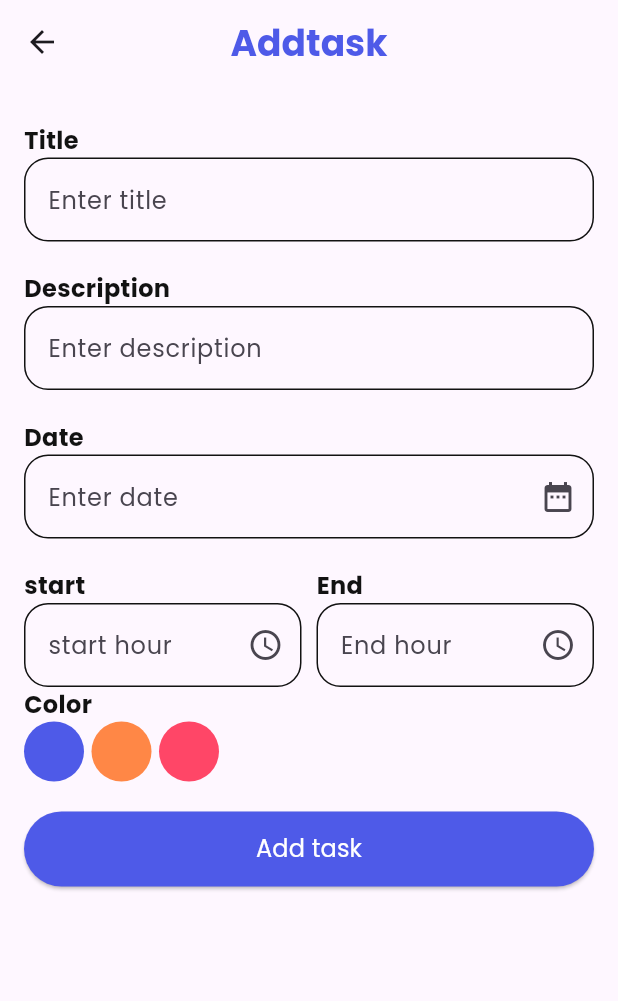
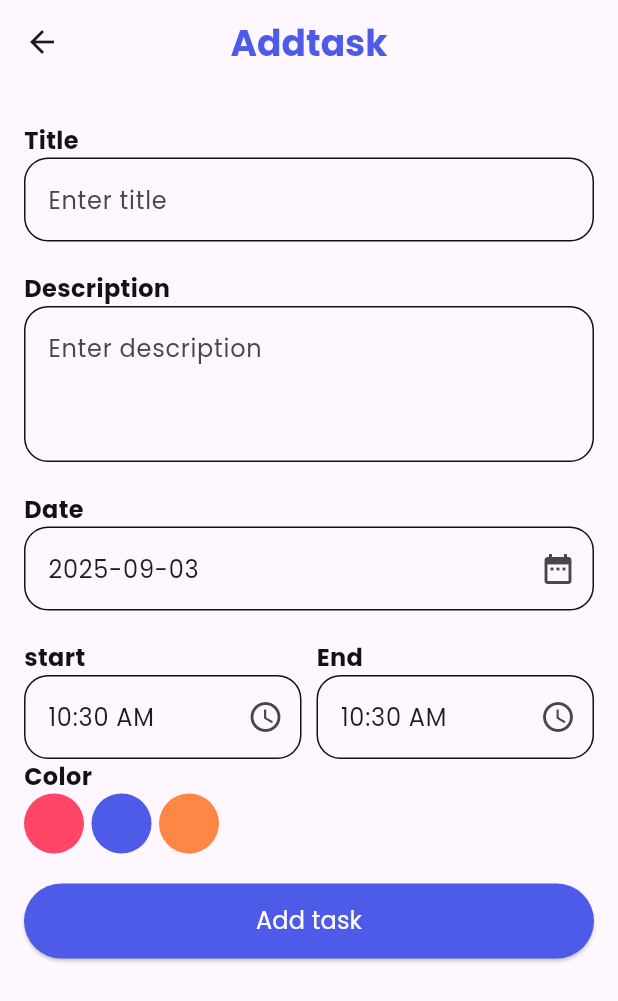
Before and after one commit to mostafa2026-code/taskati, a Flutter app: the Addtask screen opened directly, on a phone screen of 412 x 824 dp. Shown: the top 1001 px of the screen. Run offline on Flutter 3.47's test engine with Material 3 defaults, Android fonts, the light colour scheme and no system bars; our stand-ins replace gap, hive, hive_flutter, image_picker, lottie; accounts and stored records are empty.

Commit message:
session 3 septemper

```diff
--- a/lib/features/addtask/addtask.dart
+++ b/lib/features/addtask/addtask.dart
@@ -2,6 +2,7 @@ import 'package:flutter/material.dart';
 import 'package:gap/gap.dart';
 import 'package:taskaty/core/colors/colors.dart';
 import 'package:taskaty/features/addtask/widgets.dart';
+import 'package:intl/intl.dart';
 
 class Addtask extends StatefulWidget {
   const Addtask({super.key});
@@ -12,28 +13,38 @@ class Addtask extends StatefulWidget {
 
 class _AddtaskState extends State<Addtask> {
   late final String title;
-  final TextEditingController titlecon = TextEditingController();
+  TextEditingController titlecon = TextEditingController();
 
   late final String description;
-  final TextEditingController descriptioncon = TextEditingController();
+  TextEditingController descriptioncon = TextEditingController();
 
   late final String date;
-  final TextEditingController datecon = TextEditingController();
+  TextEditingController datecon = TextEditingController(
+    text: DateFormat("yyyy-MM-dd").format(DateTime.now()),
+  );
 
   late final String start;
-  final TextEditingController startcon = TextEditingController();
+  TextEditingController startcon = TextEditingController(
+    text: DateFormat("hh:mm a").format(DateTime.now()),
+  );
 
   late final String end;
-  final TextEditingController endcon = TextEditingController();
+  TextEditingController endcon = TextEditingController(
+    text: DateFormat("hh:mm a").format(DateTime.now()),
+  );
+
+  List<Color> colors = [
+    TaColors().red,
+    TaColors().blue,
+    TaColors().orange,
+    TaColors().grey,
+  ];
+  int? currentindex;
 
   @override
   Widget build(BuildContext context) {
     return Scaffold(
-      appBar: AppBar(
-        leading: IconButton(onPressed: () {}, icon: Icon(Icons.arrow_back)),
-        title: Tasktext("Addtask").headine(),
-        centerTitle: true,
-      ),
+      appBar: AppBar(title: Tasktext("Addtask").headine(), centerTitle: true),
       body: Padding(
         padding: const EdgeInsets.all(16),
         child: SingleChildScrollView(
@@ -41,27 +52,39 @@ class _AddtaskState extends State<Addtask> {
             crossAxisAlignment: CrossAxisAlignment.start,
             mainAxisAlignment: MainAxisAlignment.center,
             children: [
-              Gap(10),
+              const Gap(10),
               Tasktext("Title").medboldblack(),
               textform(title: "Enter title", controllor: titlecon),
-              Gap(20),
+              const Gap(20),
               Tasktext("Description").medboldblack(),
               textform(
                 title: "Enter description",
-                maxline: 5,
+                maxline: 3,
                 controllor: descriptioncon,
               ),
-              Gap(20),
+              const Gap(20),
               Tasktext("Date").medboldblack(),
               textform(
+                readonly: true,
+                ontap: () async {
+                  dynamic selecteddate = await showDatePicker(
+                    context: context,
+                    firstDate: DateTime.now(),
+                    lastDate: DateTime(2070),
+                    initialDate: DateTime.now()
+                  );
+                  if (selecteddate != null) {
+                    selecteddate = DateFormat(
+                      "yyyy-MM-dd",
+                    ).format(selecteddate);
+                    datecon.text = selecteddate;
+                  }
+                },
                 title: "Enter date",
-                suffix: IconButton(
-                  onPressed: () {},
-                  icon: Icon(Icons.date_range),
-                ),
+                suffix: Icon(Icons.date_range),
                 controllor: datecon,
               ),
-              Gap(20),
+              const Gap(20),
               Row(
                 children: [
                   Expanded(
@@ -75,15 +98,30 @@ class _AddtaskState extends State<Addtask> {
               ),
               Tasktext("Color").medboldblack(),
               Row(
-                children: [
-                  Colorcontainer(color: TaColors().blue),
-                  Gap(5),
-                  Colorcontainer(color: TaColors().orange),
-                  Gap(5),
-                  Colorcontainer(color: TaColors().red),
-                ],
+                children: List.generate(3, (index) {
+                  return Row(
+                    children: [
+                      GestureDetector(
+                        onTap: () {
+                          setState(() {
+                            currentindex = index;
+                          });
+                        },
+
+                        child: CircleAvatar(
+                          backgroundColor: colors[index],
+                          child: currentindex == index
+                              ? Icon(Icons.check, color: TaColors().white)
+                              : null,
+                          radius: currentindex == index ? 30 : 20,
+                        ),
+                      ),
+                      const Gap(5),
+                    ],
+                  );
+                }),
               ),
-              Gap(20),
+              const Gap(20),
               Mainbuttom(
                 title: "Add task",
                 ontap: () {
@@ -94,6 +132,8 @@ class _AddtaskState extends State<Addtask> {
                   end = endcon.text;
                 },
               ),
+
+              SafeArea(child: Gap(100)),
             ],
           ),
         ),
@@ -101,34 +141,3 @@ class _AddtaskState extends State<Addtask> {
     );
   }
 }
-
-class Colorcontainer extends StatefulWidget {
-  final Color color;
-  bool clicked = false;
-  Colorcontainer({super.key, required this.color});
-
-  @override
-  State<Colorcontainer> createState() => _ColorcontainerState();
-}
-
-class _ColorcontainerState extends State<Colorcontainer> {
-  @override
-  Widget build(BuildContext context) {
-    return GestureDetector(
-      onTap: () {
-        setState(() {
-          widget.clicked = true;
-        });
-      },
-      child: Container(
-        height: widget.clicked ? 50 : 40,
-        width: widget.clicked ? 50 : 40,
-        decoration: BoxDecoration(
-          color: widget.color,
-          borderRadius: BorderRadius.circular(widget.clicked ? 25 : 20),
-        ),
-        child: widget.clicked ? Icon(Icons.check) : null,
-      ),
-    );
-  }
-}
--- a/lib/features/addtask/widgets.dart
+++ b/lib/features/addtask/widgets.dart
@@ -1,25 +1,31 @@
 import 'package:flutter/material.dart';
-import 'package:image_picker/image_picker.dart';
 import 'package:taskaty/core/colors/colors.dart';
 
+// ignore: camel_case_types
 class textform extends StatelessWidget {
   final String title;
   final int? maxline;
   final Widget? suffix;
   final TextEditingController? controllor;
+  final bool? readonly;
+  final Function()? ontap;
   const textform({
     super.key,
     required this.title,
     this.maxline,
     this.suffix,
     this.controllor,
+    this.readonly,
+    this.ontap,
   });
 
   @override
   Widget build(BuildContext context) {
     return TextFormField(
+      onTap: ontap,
+      readOnly: readonly ?? false,
       controller: controllor,
-      minLines: 1,
+
       maxLines: maxline,
       decoration: InputDecoration(hintText: title, suffixIcon: suffix),
     );
@@ -29,6 +35,7 @@ class textform extends StatelessWidget {
 class Hour extends StatefulWidget {
   final String type;
   final TextEditingController controller;
+
   const Hour({super.key, required this.type, required this.controller});
 
   @override
@@ -43,6 +50,16 @@ class _HourState extends State<Hour> {
       children: [
         Tasktext(widget.type).medboldblack(),
         textform(
+          readonly: true,
+          ontap: () async {
+            var selectedtime = await showTimePicker(
+              context: context,
+              initialTime: TimeOfDay.now(),
+            );
+            if (selectedtime != null) {
+              widget.controller.text =  selectedtime.format(context);
+            }
+          },
           controllor: widget.controller,
           title: "${widget.type} hour",
           suffix: IconButton(
@@ -62,20 +79,18 @@ class _HourState extends State<Hour> {
   }
 }
 
-
-
-
 class Mainbuttom extends StatelessWidget {
   final String title;
   final Function() ontap;
-  const Mainbuttom({super.key, required this.title, required this.ontap});
+  final double? width;
+  const Mainbuttom({super.key, required this.title, required this.ontap, this.width});
 
   @override
   Widget build(BuildContext context) {
     return ElevatedButton(
       style: ElevatedButton.styleFrom(
         backgroundColor: TaColors().blue,
-        minimumSize: Size(double.infinity, 50),
+        minimumSize: Size(width?? double.infinity, 50),
       ),
       onPressed: ontap,
       child: Tasktext(title).mednormalwhite(),
```
Also changed, not shown: lib/core/services/hive.dart (added, +29 -0 lines), lib/features/firstscreen/firstscreen.dart (+11 -8 lines), lib/features/home/datatask/taskmodel.dart (added, +26 -0 lines), lib/features/home/homescreen.dart (+79 -0 lines), lib/features/home/usersmodel/usersmodel.dart (added, +15 -0 lines), lib/features/splash/splash.dart (+6 -1 lines), lib/main.dart (+10 -5 lines), pubspec.yaml (+10 -4 lines), lib/features/home/datatask/taskmodel.g.dart (added), lib/features/home/usersmodel/usersmodel.g.dart (added), pubspec.lock, 1 other file.
